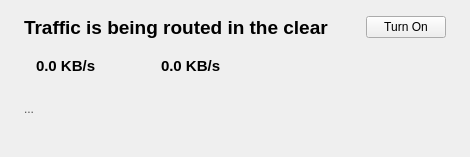
The window that src/leap/bitmask/gui/ui/eip_status.ui (leapcode/bitmask_client) describes before a commit, drawn with Qt 5.
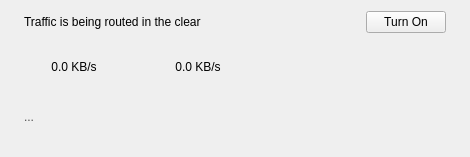
The same window after the commit. Icons and pictures are not drawn.

Commit message: modified eip widget: change font to look better when under login widget, tightened spacing, moved upload and download icons to the buttons themselves, get rid of extra left whitespace padding on bandwidth status.

Patch:
```diff
--- a/src/leap/bitmask/gui/ui/eip_status.ui
+++ b/src/leap/bitmask/gui/ui/eip_status.ui
@@ -25,6 +25,9 @@
    </property>
    <item>
     <layout class="QGridLayout" name="gridLayout">
+     <property name="verticalSpacing">
+      <number>0</number>
+     </property>
      <item row="0" column="2">
       <widget class="QPushButton" name="btnEipStartStop">
        <property name="text">
@@ -75,13 +78,6 @@
          <verstretch>0</verstretch>
         </sizepolicy>
        </property>
-       <property name="font">
-        <font>
-         <pointsize>14</pointsize>
-         <weight>75</weight>
-         <bold>true</bold>
-        </font>
-       </property>
        <property name="text">
         <string>Traffic is being routed in the clear</string>
        </property>
@@ -124,12 +120,6 @@
      </item>
      <item row="2" column="1" colspan="3">
       <widget class="QWidget" name="eip_bandwidth" native="true">
-       <property name="maximumSize">
-        <size>
-         <width>16777215</width>
-         <height>32</height>
-        </size>
-       </property>
        <layout class="QHBoxLayout" name="horizontalLayout">
         <property name="spacing">
          <number>0</number>
@@ -145,16 +135,6 @@
           <property name="sizeConstraint">
            <enum>QLayout::SetDefaultConstraint</enum>
           </property>
-          <item>
-           <widget class="QLabel" name="label_5">
-            <property name="text">
-             <string/>
-            </property>
-            <property name="pixmap">
-             <pixmap resource="../../../../../data/resources/icons.qrc">:/images/light/16/down-arrow.png</pixmap>
-            </property>
-           </widget>
-          </item>
           <item>
            <widget class="QPushButton" name="btnDownload">
             <property name="sizePolicy">
@@ -175,25 +155,18 @@
               <height>16777215</height>
              </size>
             </property>
-            <property name="font">
-             <font>
-              <pointsize>11</pointsize>
-              <weight>75</weight>
-              <bold>true</bold>
-             </font>
-            </property>
             <property name="cursor">
              <cursorShape>PointingHandCursor</cursorShape>
             </property>
-            <property name="styleSheet">
-             <string notr="true">text-align: left;</string>
-            </property>
             <property name="text">
              <string>0.0 KB/s</string>
             </property>
             <property name="flat">
              <bool>true</bool>
             </property>
+            <property name="icon">
+             <pixmap resource="../../../../../data/resources/icons.qrc">:/images/light/16/down-arrow.png</pixmap>
+            </property>
            </widget>
           </item>
           <item>
@@ -206,22 +179,12 @@
             </property>
             <property name="sizeHint" stdset="0">
              <size>
-              <width>10</width>
+              <width>20</width>
               <height>20</height>
              </size>
             </property>
            </spacer>
           </item>
-          <item>
-           <widget class="QLabel" name="label_7">
-            <property name="text">
-             <string/>
-            </property>
-            <property name="pixmap">
-             <pixmap resource="../../../../../data/resources/icons.qrc">:/images/light/16/up-arrow.png</pixmap>
-            </property>
-           </widget>
-          </item>
           <item alignment="Qt::AlignLeft">
            <widget class="QPushButton" name="btnUpload">
             <property name="sizePolicy">
@@ -242,25 +205,18 @@
               <height>16777215</height>
              </size>
             </property>
-            <property name="font">
-             <font>
-              <pointsize>11</pointsize>
-              <weight>75</weight>
-              <bold>true</bold>
-             </font>
-            </property>
             <property name="cursor">
              <cursorShape>PointingHandCursor</cursorShape>
             </property>
-            <property name="styleSheet">
-             <string notr="true">text-align: left;</string>
-            </property>
             <property name="text">
              <string>0.0 KB/s</string>
             </property>
             <property name="flat">
              <bool>true</bool>
             </property>
+            <property name="icon">
+             <pixmap resource="../../../../../data/resources/icons.qrc">:/images/light/16/up-arrow.png</pixmap>
+            </property>
            </widget>
           </item>
           <item>
@@ -271,7 +227,7 @@
             <property name="sizeHint" stdset="0">
              <size>
               <width>0</width>
-              <height>20</height>
+              <height>0</height>
              </size>
             </property>
            </spacer>
```
The commit also changes 1 other file.
